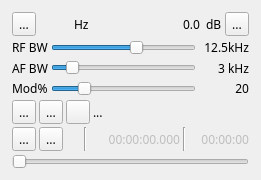
Before: the Qt Designer form plugins/channeltx/modam/ammodgui.ui in f4exb/sdrangel, drawn with Qt 5.
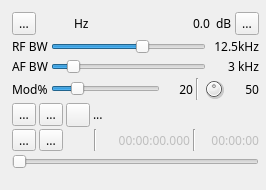
After: the same form once the commit is applied. Icons and pictures are not drawn. Custom widgets are drawn as their Qt base class.

```diff
--- a/plugins/channeltx/modam/ammodgui.ui
+++ b/plugins/channeltx/modam/ammodgui.ui
@@ -6,8 +6,8 @@
    <rect>
     <x>0</x>
     <y>0</y>
-    <width>261</width>
-    <height>180</height>
+    <width>266</width>
+    <height>190</height>
    </rect>
   </property>
   <property name="font">
@@ -27,7 +27,7 @@
     <rect>
      <x>10</x>
      <y>10</y>
-     <width>241</width>
+     <width>251</width>
      <height>161</height>
     </rect>
    </property>
@@ -276,6 +276,18 @@
       </item>
       <item>
        <widget class="QSlider" name="modPercent">
+        <property name="sizePolicy">
+         <sizepolicy hsizetype="Expanding" vsizetype="Minimum">
+          <horstretch>0</horstretch>
+          <verstretch>0</verstretch>
+         </sizepolicy>
+        </property>
+        <property name="minimumSize">
+         <size>
+          <width>0</width>
+          <height>0</height>
+         </size>
+        </property>
         <property name="toolTip">
          <string>Modulation percentage</string>
         </property>
@@ -297,7 +309,7 @@
        <widget class="QLabel" name="modPercentText">
         <property name="minimumSize">
          <size>
-          <width>50</width>
+          <width>30</width>
           <height>0</height>
          </size>
         </property>
@@ -309,6 +321,57 @@
         </property>
        </widget>
       </item>
+      <item>
+       <widget class="Line" name="line">
+        <property name="orientation">
+         <enum>Qt::Vertical</enum>
+        </property>
+       </widget>
+      </item>
+      <item>
+       <widget class="QDial" name="micVolume">
+        <property name="maximumSize">
+         <size>
+          <width>24</width>
+          <height>24</height>
+         </size>
+        </property>
+        <property name="toolTip">
+         <string>Audio input volume</string>
+        </property>
+        <property name="maximum">
+         <number>100</number>
+        </property>
+        <property name="pageStep">
+         <number>1</number>
+        </property>
+        <property name="value">
+         <number>50</number>
+        </property>
+       </widget>
+      </item>
+      <item>
+       <widget class="QLabel" name="micVolumeText">
+        <property name="minimumSize">
+         <size>
+          <width>30</width>
+          <height>0</height>
+         </size>
+        </property>
+        <property name="toolTip">
+         <string>Audio input volume level</string>
+        </property>
+        <property name="statusTip">
+         <string/>
+        </property>
+        <property name="text">
+         <string>50</string>
+        </property>
+        <property name="alignment">
+         <set>Qt::AlignRight|Qt::AlignTrailing|Qt::AlignVCenter</set>
+        </property>
+       </widget>
+      </item>
      </layout>
     </item>
     <item>
```
Left out of the diff: 11 changed lines with no effect on the pictures.
